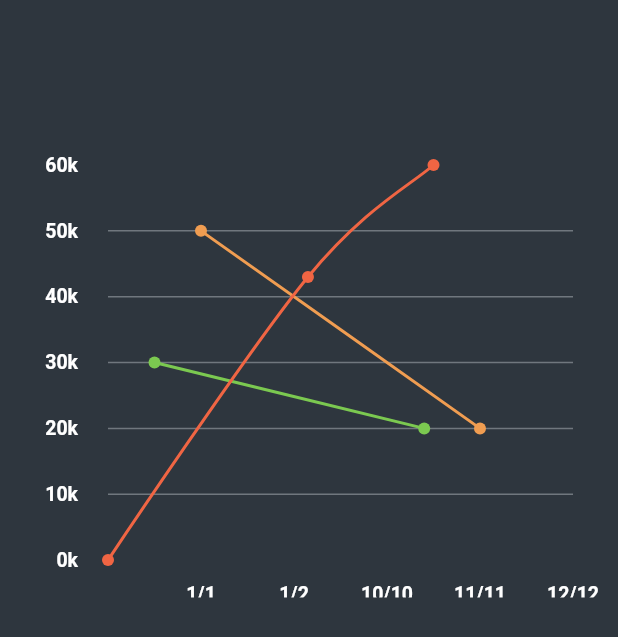
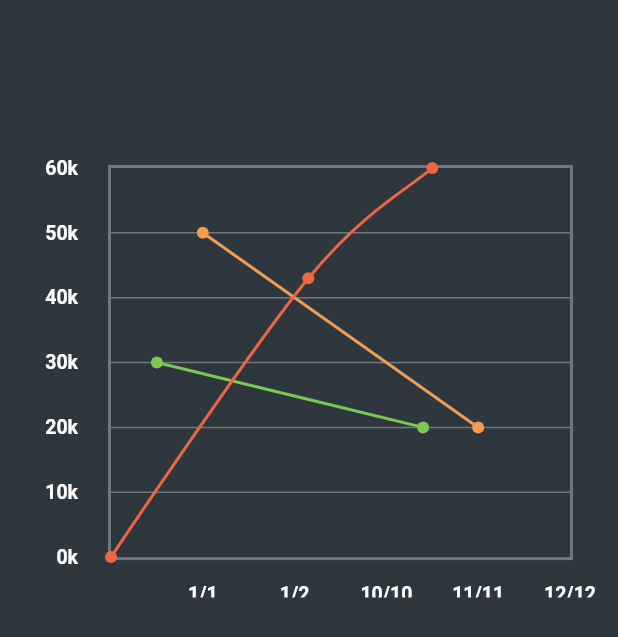
Before and after one commit to Grupo-Arquitectura-2021/VIC-19-Frontend-Mobile, a Flutter app: the TablesPage screen opened directly, on a phone screen of 412 x 824 dp. Shown: the top 637 px of the screen. Run offline on Flutter 3.47's test engine with Material 2 defaults, Android fonts, the phone set to English and light mode, and no system bars; drawn by our look-alikes of fl_chart; our stand-ins replace auto_size_text, bloc, equatable, flutter_bloc, flutter_spinkit, google_maps_flutter.

Commit message:
addition of graphic to map page

```diff
--- a/vic_19/lib/components/graphics/LinearChart.dart
+++ b/vic_19/lib/components/graphics/LinearChart.dart
@@ -39,8 +39,8 @@ class LineChartWidget extends StatelessWidget {
           }
         ),
         borderData: FlBorderData(
-          show: false,
-          border: Border.all(color: color7,width: 3)
+          show: true,
+          border: Border.all(color: color5.withOpacity(0.5),width: 2)
         ),
         lineBarsData: [
           LineChartBarData(
```
Also changed, not shown: vic_19/lib/pages/Map.dart (+14 -1 lines).
